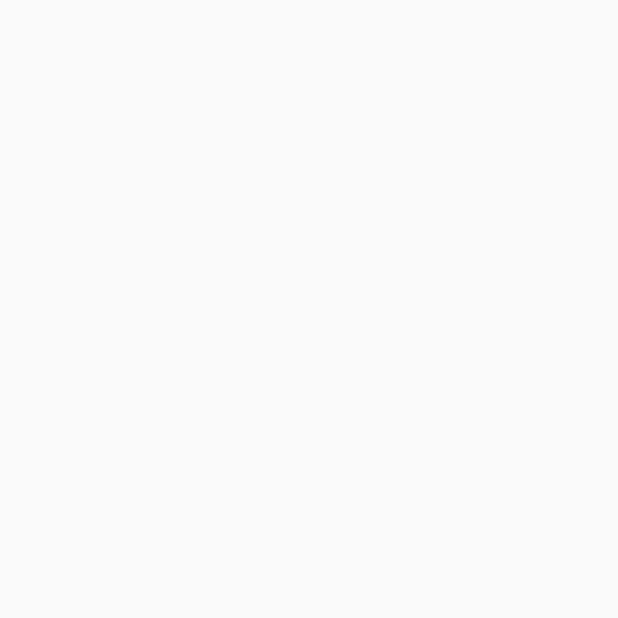
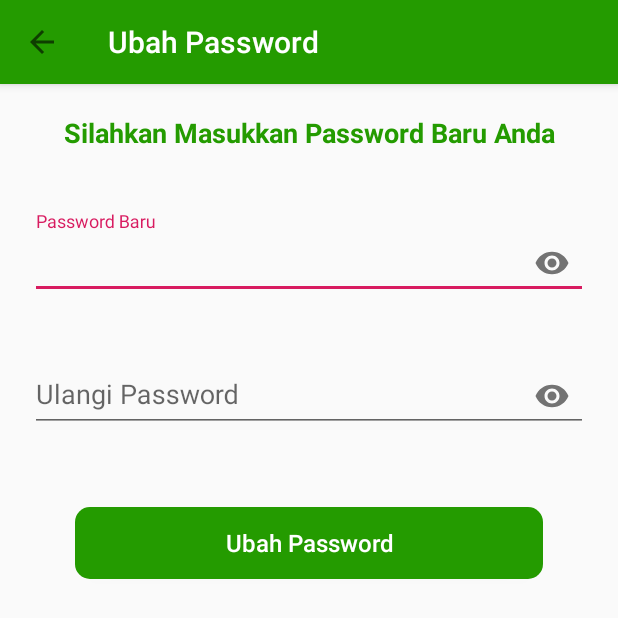
Before and after one commit to rogcomfox/AutoScad, an Android app: the ChangePassActivity screen opened directly, with no data from a screen before it, on a phone screen of 412 x 824 dp. Before the commit the part shown is empty. Shown: the top 618 px of the screen. Run offline under Robolectric (Android 15) with nearby library versions, the phone set to English and light mode, and no system bars; our stand-ins replace Firebase (no records; nobody signed in at launch, a user with empty details on screens opened directly).

Commit message:
fix change password page

```diff
--- a/app/src/main/java/com/nusantarian/autoscad/Activity/ChangePassActivity.java
+++ b/app/src/main/java/com/nusantarian/autoscad/Activity/ChangePassActivity.java
@@ -1,14 +1,77 @@
 package com.nusantarian.autoscad.Activity;
 
+import android.text.TextUtils;
+import android.view.View;
+import android.widget.EditText;
+import android.widget.Toast;
+import androidx.annotation.NonNull;
 import androidx.appcompat.app.AppCompatActivity;
 import android.os.Bundle;
+import androidx.appcompat.widget.Toolbar;
+import com.google.android.gms.tasks.OnCompleteListener;
+import com.google.android.gms.tasks.Task;
+import com.google.firebase.auth.FirebaseAuth;
+import com.google.firebase.auth.FirebaseUser;
 import com.nusantarian.autoscad.R;
 
-public class ChangePassActivity extends AppCompatActivity {
+import java.util.Objects;
+
+public class ChangePassActivity extends AppCompatActivity implements View.OnClickListener {
+
+    private FirebaseAuth mAuth;
+    private EditText et_password, et_confpass;
+    private FirebaseUser mUser;
 
     @Override
     protected void onCreate(Bundle savedInstanceState) {
         super.onCreate(savedInstanceState);
         setContentView(R.layout.activity_change_pass);
+
+        Toolbar toolbar = findViewById(R.id.toolbar);
+        setSupportActionBar(toolbar);
+        Objects.requireNonNull(getSupportActionBar()).setTitle(R.string.ubah_password);
+        getSupportActionBar().setDisplayHomeAsUpEnabled(true);
+
+        mAuth = FirebaseAuth.getInstance();
+        mUser = mAuth.getCurrentUser();
+        et_password = findViewById(R.id.et_password);
+        et_confpass = findViewById(R.id.et_confpass);
+        findViewById(R.id.btn_change).setOnClickListener(this);
+    }
+
+    @Override
+    public boolean onSupportNavigateUp() {
+        onBackPressed();
+        overridePendingTransition(android.R.anim.fade_in, android.R.anim.fade_out);
+        return true;
+    }
+
+    @Override
+    public void onClick(View view) {
+        if (view.getId() == R.id.btn_change){
+            String password = et_password.getText().toString();
+            String confpass = et_confpass.getText().toString();
+
+            if (TextUtils.isEmpty(password) && TextUtils.isEmpty(confpass)){
+                Toast.makeText(this, "Silahkan Masukkan Data Anda", Toast.LENGTH_SHORT).show();
+            }
+            else if (password.length() < 6){
+                Toast.makeText(this, "Password Terlalu Pendek, Minimal 6 Karakter", Toast.LENGTH_SHORT).show();
+            }
+            else if (!password.equals(confpass)){
+                Toast.makeText(this, "Password Tidak Cocok", Toast.LENGTH_SHORT).show();
+            }else {
+                mUser.updatePassword(password).addOnCompleteListener(new OnCompleteListener<Void>() {
+                    @Override
+                    public void onComplete(@NonNull Task<Void> task) {
+                        if (task.isSuccessful()){
+                            Toast.makeText(ChangePassActivity.this, "Password Berhasil Diganti", Toast.LENGTH_SHORT).show();
+                        }else {
+                            Toast.makeText(ChangePassActivity.this, "Gagal Mengganti Password", Toast.LENGTH_SHORT).show();
+                        }
+                    }
+                });
+            }
+        }
     }
 }
--- a/app/src/main/res/layout/activity_change_pass.xml
+++ b/app/src/main/res/layout/activity_change_pass.xml
@@ -1,9 +1,80 @@
 <?xml version="1.0" encoding="utf-8"?>
-<androidx.constraintlayout.widget.ConstraintLayout xmlns:android="http://schemas.android.com/apk/res/android"
+<RelativeLayout xmlns:android="http://schemas.android.com/apk/res/android"
     xmlns:app="http://schemas.android.com/apk/res-auto"
     xmlns:tools="http://schemas.android.com/tools"
     android:layout_width="match_parent"
     android:layout_height="match_parent"
     tools:context=".Activity.ChangePassActivity">
+    <com.google.android.material.appbar.AppBarLayout
+        android:id="@+id/appbar"
+        android:layout_width="match_parent"
+        android:layout_height="wrap_content">
+        <androidx.appcompat.widget.Toolbar
+            android:id="@+id/toolbar"
+            android:layout_width="match_parent"
+            android:layout_height="wrap_content"
+            app:titleTextColor="@color/colorWhite"
+            android:background="@color/colorPrimaryDark">
 
-</androidx.constraintlayout.widget.ConstraintLayout>
+        </androidx.appcompat.widget.Toolbar>
+    </com.google.android.material.appbar.AppBarLayout>
+    <TextView
+        android:id="@+id/tv_change"
+        android:layout_width="match_parent"
+        android:layout_height="wrap_content"
+        android:layout_below="@id/appbar"
+        android:layout_marginTop="20dp"
+        android:layout_marginStart="30dp"
+        android:layout_marginEnd="30dp"
+        android:text="@string/silahkan_masukkan_password_baru_anda"
+        android:textAlignment="center"
+        android:textSize="18sp"
+        android:textStyle="bold"
+        android:textColor="@color/colorPrimaryDark"/>
+    <com.google.android.material.textfield.TextInputLayout
+        android:id="@+id/til_password"
+        android:layout_width="match_parent"
+        android:layout_height="wrap_content"
+        android:layout_below="@id/tv_change"
+        android:layout_marginTop="40dp"
+        android:layout_marginEnd="20dp"
+        android:layout_marginStart="20dp"
+        app:passwordToggleEnabled="true">
+        <EditText
+            android:id="@+id/et_password"
+            android:layout_width="match_parent"
+            android:layout_height="wrap_content"
+            android:hint="@string/password_baru"
+            android:textColor="@color/colorPrimaryDark"
+            android:inputType="textPassword"/>
+    </com.google.android.material.textfield.TextInputLayout>
+    <com.google.android.material.textfield.TextInputLayout
+        android:id="@+id/til_newpass"
+        android:layout_width="match_parent"
+        android:layout_height="wrap_content"
+        android:layout_below="@id/til_password"
+        android:layout_marginTop="30dp"
+        android:layout_marginEnd="20dp"
+        android:layout_marginStart="20dp"
+        app:passwordToggleEnabled="true">
+        <EditText
+            android:id="@+id/et_newpass"
+            android:layout_width="match_parent"
+            android:layout_height="wrap_content"
+            android:hint="@string/ulangi_password"
+            android:textColor="@color/colorPrimaryDark"
+            android:inputType="textPassword"/>
+    </com.google.android.material.textfield.TextInputLayout>
+    <Button
+        android:id="@+id/btn_change"
+        android:layout_width="match_parent"
+        android:layout_height="wrap_content"
+        android:layout_below="@id/til_newpass"
+        android:layout_margin="50dp"
+        android:background="@drawable/button_all"
+        android:backgroundTint="@color/colorPrimaryDark"
+        android:text="@string/ubah_password"
+        android:textColor="@color/colorWhite"
+        android:textSize="16sp"
+        android:textAllCaps="false"/>
+</RelativeLayout>
```
